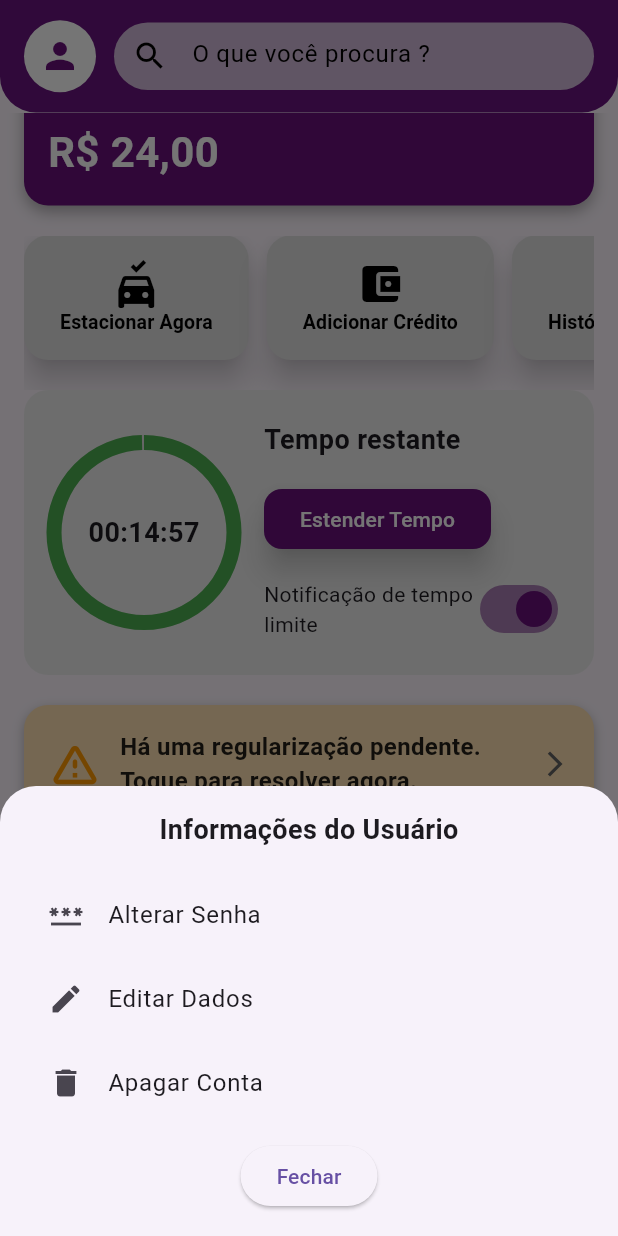
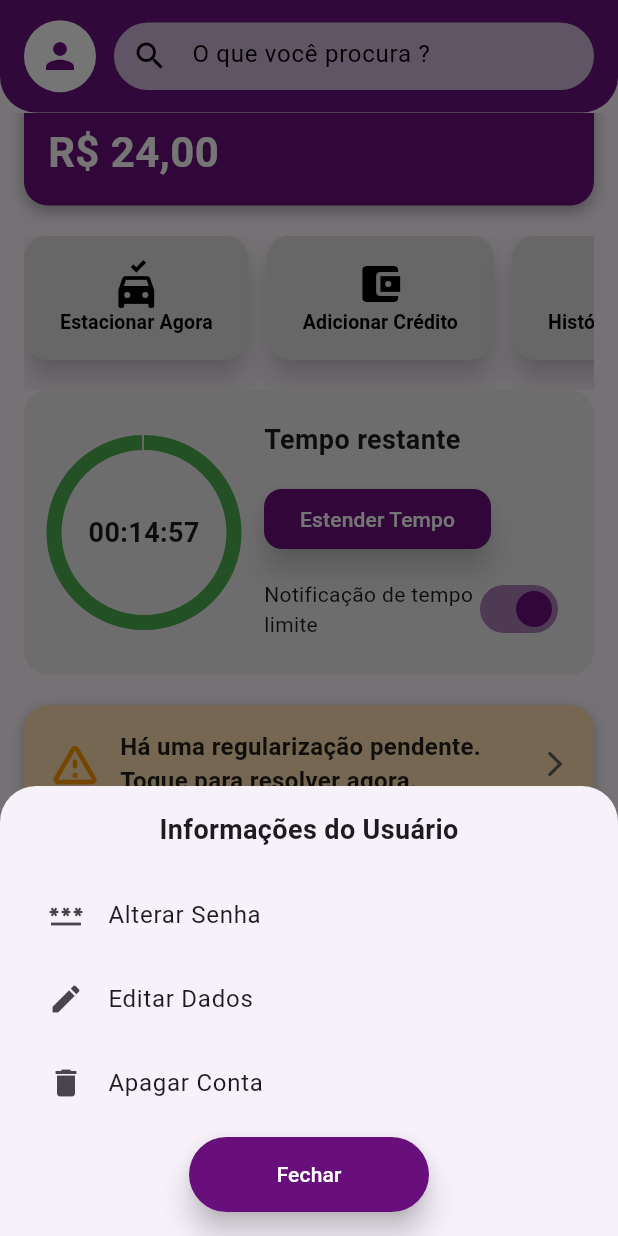
Before and after one commit to LucasCGentile/estaciona_facil, a Flutter app: the MainScreen screen opened directly, scrolled down 80 dp, after a tap on the "person" icon, on a phone screen of 412 x 824 dp. Run offline on Flutter 3.47's test engine with Material 3 defaults, Android fonts, the light colour scheme and no system bars; our stand-ins replace badges, lottie, mask_text_input_formatter, pin_code_fields, shared_preferences; accounts and stored records are empty.

Commit message:
Padronização do Botão
Padronização do botão no menu do avatar

```diff
--- a/lib/pages/main_screen.dart
+++ b/lib/pages/main_screen.dart
@@ -13,6 +13,8 @@ import 'package:estaciona_facil/pages/use_page.dart';
 import 'package:estaciona_facil/pages/vehicle_page.dart';
 import 'package:flutter/material.dart';
 import 'package:estaciona_facil/assets/app_colors.dart';
+
+
 
 // AppBar modularizada
 PreferredSizeWidget customAppBar(BuildContext context) {
@@ -71,6 +73,16 @@ PreferredSizeWidget customAppBar(BuildContext context) {
                               onPressed: () {
                                 Navigator.pop(context);
                               },
+
+                          style: ElevatedButton.styleFrom(
+                          backgroundColor: AppColors.corBotao,
+                          foregroundColor: Colors.white,
+                          fixedSize: Size(160, 50),
+                          elevation: 8,
+                          shadowColor: Colors.black,
+                        ),
+
+
                               child: const Text('Fechar'),
                             ),
                           ),
```
